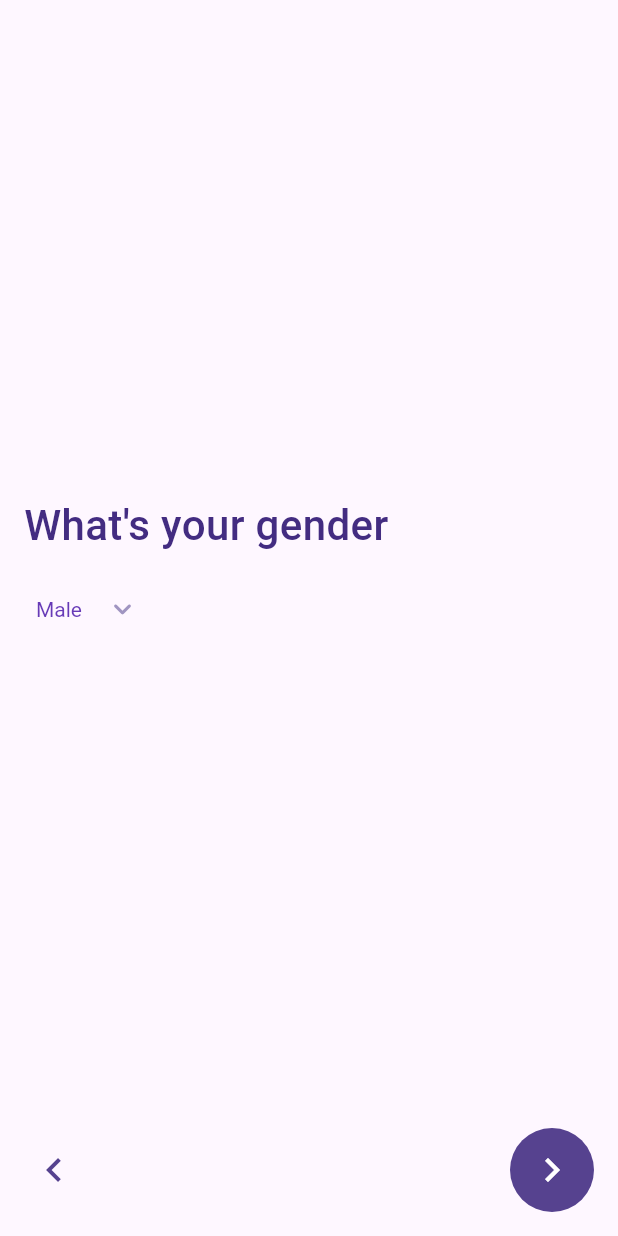
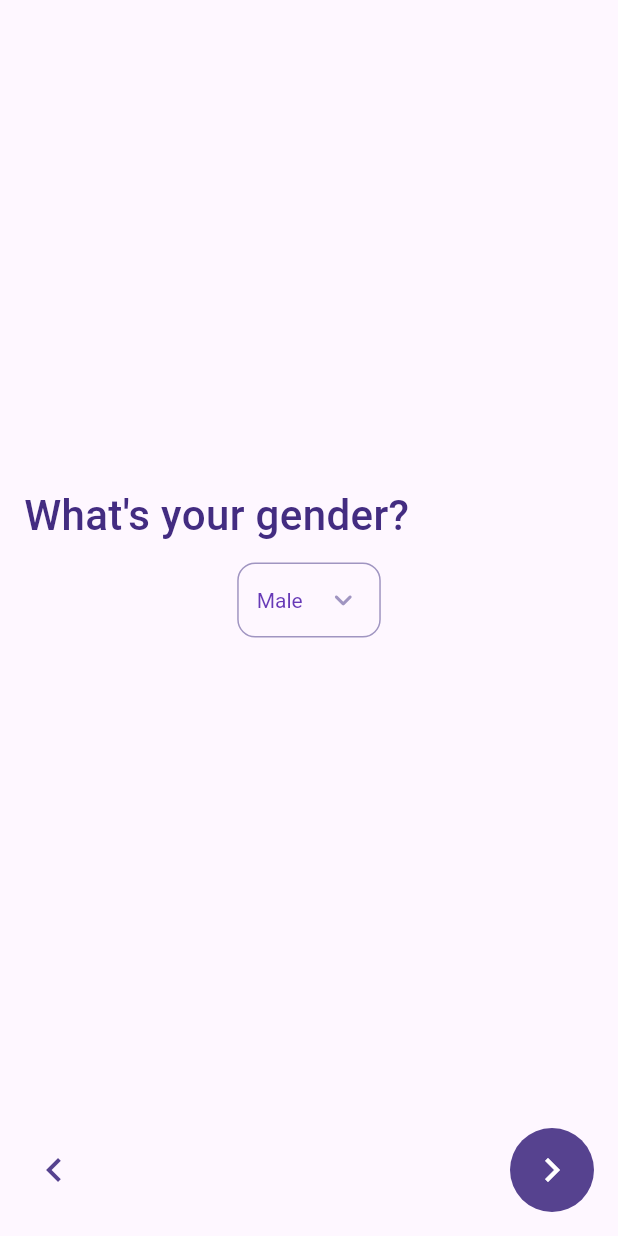
Before and after one commit to areebmomins/nutri_scan, a Flutter app: the screen it shows after launch, after a tap on the "navigate next" icon, on a phone screen of 412 x 824 dp. Run offline on Flutter 3.47's test engine with Material 3 defaults, Android fonts, the phone set to English and light mode, and no system bars; our stand-ins replace camera, equatable, flutter_bloc, image_picker, shared_preferences; missing offline and left inert: google_mlkit_commons, google_mlkit_text_recognition.

Commit message:
add gender border

```diff
--- a/lib/registration_flow_screen/widgets/age_screen.dart
+++ b/lib/registration_flow_screen/widgets/age_screen.dart
@@ -17,7 +17,7 @@ class AgeScreen extends StatelessWidget {
         const Padding(
           padding: EdgeInsets.only(left: 16, top: 24),
           child: Text(
-            'What\s your age',
+            'What\'s your age?',
             style: TextStyle(
               fontSize: 28,
               fontWeight: FontWeight.w500,
--- a/lib/registration_flow_screen/widgets/dietary_preferences_screen.dart
+++ b/lib/registration_flow_screen/widgets/dietary_preferences_screen.dart
@@ -18,7 +18,7 @@ class DietaryPreferencesScreen extends StatelessWidget {
         const Padding(
           padding: EdgeInsets.only(left: 16, top: 24),
           child: Text(
-            'Are you allergic?',
+            'Dietary Preferences?',
             style: TextStyle(
               fontSize: 28,
               fontWeight: FontWeight.w500,
--- a/lib/registration_flow_screen/widgets/gender_screen.dart
+++ b/lib/registration_flow_screen/widgets/gender_screen.dart
@@ -18,7 +18,7 @@ class GenderScreen extends StatelessWidget {
         const Padding(
           padding: EdgeInsets.only(left: 16, top: 24),
           child: Text(
-            'What\'s your gender',
+            'What\'s your gender?',
             style: TextStyle(
               fontSize: 28,
               fontWeight: FontWeight.w500,
@@ -31,11 +31,19 @@ class GenderScreen extends StatelessWidget {
             return state is GenderUpdated;
           },
           builder: (context, state) {
-            return Container(
-              padding: const EdgeInsets.only(left: 24, top: 12),
+            return Center(
               child: Wrap(
                 children: [
-                  DropdownButton<Genders>(
+                  Container(
+                    margin: const EdgeInsets.symmetric(vertical: 12),
+                    padding: const EdgeInsets.symmetric(horizontal: 12),
+                    decoration: BoxDecoration(
+                      border: Border.all(
+                        color: const Color(0xFFA095C1),
+                      ),
+                      borderRadius: BorderRadius.circular(12),
+                    ),
+                    child: DropdownButton<Genders>(
                       value: bloc.gender,
                       icon: const Icon(
                         Icons.keyboard_arrow_down_rounded,
@@ -56,6 +64,7 @@ class GenderScreen extends StatelessWidget {
                           );
                         },
                       ).toList(),
+                    ),
                   ),
                 ],
               ),
--- a/lib/registration_flow_screen/widgets/name_screen.dart
+++ b/lib/registration_flow_screen/widgets/name_screen.dart
@@ -17,7 +17,7 @@ class NameScreen extends StatelessWidget {
         const Padding(
           padding: EdgeInsets.only(left: 16, top: 24),
           child: Text(
-            'What\'s your name',
+            'What\'s your name?',
             style: TextStyle(
               fontSize: 28,
               fontWeight: FontWeight.w500,
@@ -27,7 +27,7 @@ class NameScreen extends StatelessWidget {
         ),
         Container(
           width: double.infinity,
-          margin: const EdgeInsets.only(left: 16, right: 24, top: 12),
+          margin: const EdgeInsets.only(left: 24, right: 24, top: 12),
           child: TextField(
             keyboardType: TextInputType.name,
             autofocus: true,
```
Lines whose indentation alone changed are shown as unchanged.
